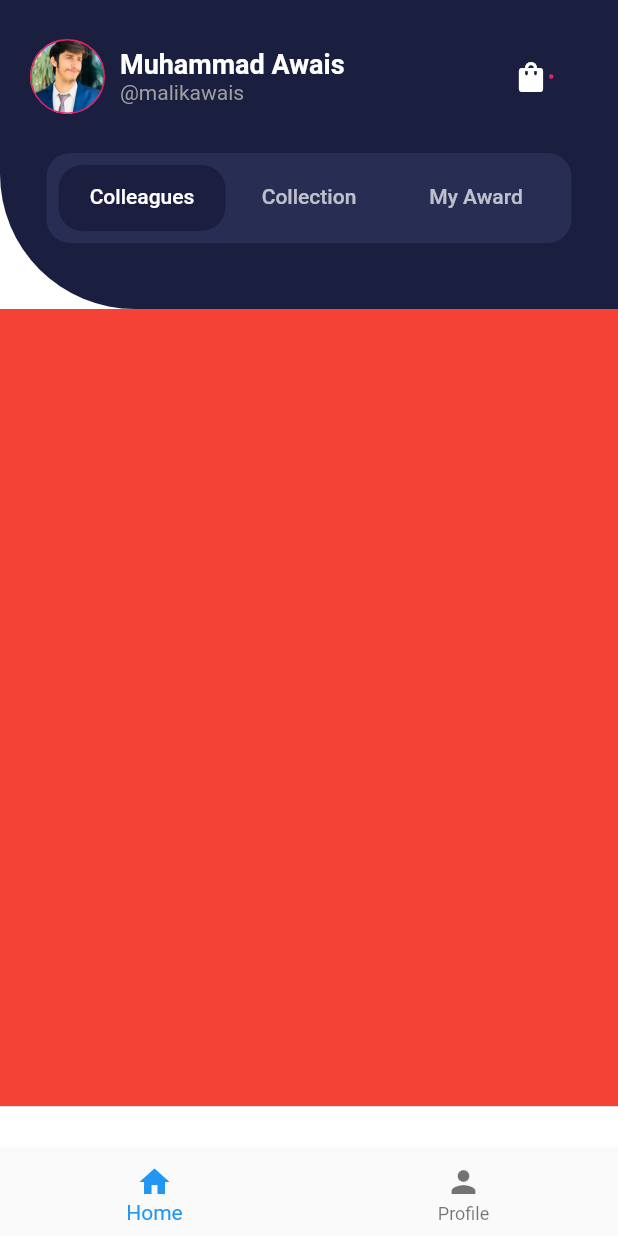
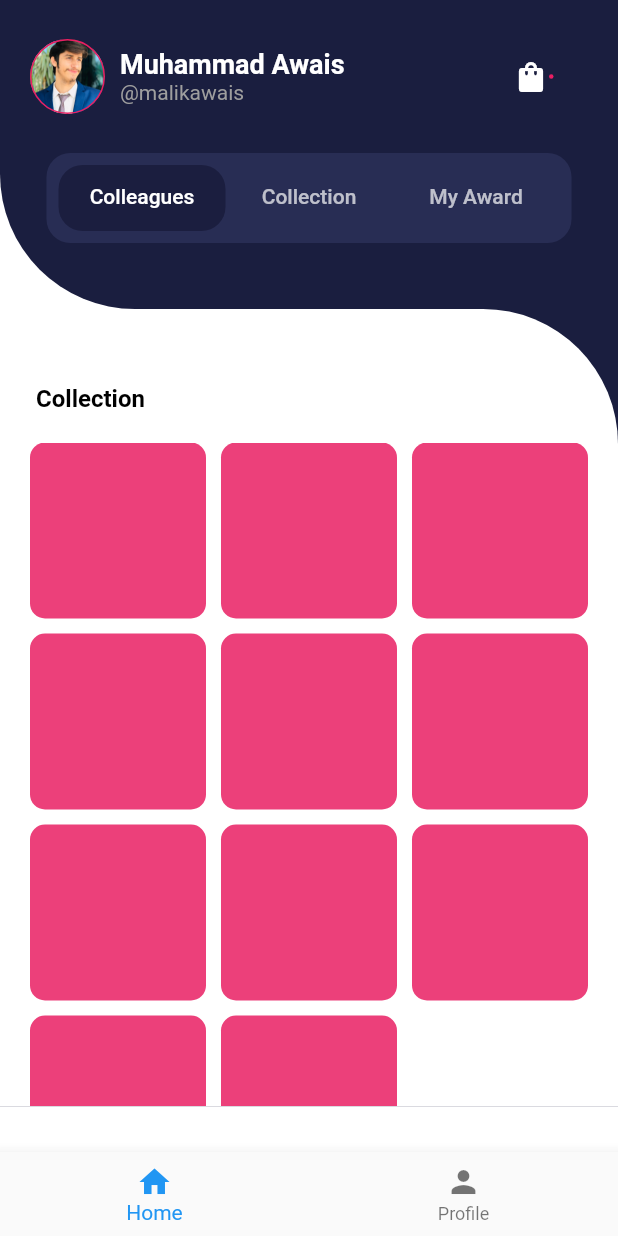
Before and after one commit to muhammadawaisyaseen/Ecommerce-UI-Design, a Flutter app: the screen it shows after launch, on a phone screen of 412 x 824 dp. Run offline on Flutter 3.47's test engine with Material 2 defaults, Android fonts, the phone set to English and light mode, and no system bars.

```diff
--- a/lib/screens/products_screen.dart
+++ b/lib/screens/products_screen.dart
@@ -1,3 +1,7 @@
+import 'package:e_commerce_ui/screens/tabs/colleagues_tab.dart';
+import 'package:e_commerce_ui/screens/tabs/collection_tab.dart';
+import 'package:e_commerce_ui/screens/tabs/myaward_tab.dart';
+import 'package:e_commerce_ui/screens/tabs/test.dart';
 import 'package:flutter/material.dart';
 import 'package:flutter/src/widgets/container.dart';
 import 'package:flutter/src/widgets/framework.dart';
@@ -18,6 +22,7 @@ class ProductsPage extends StatelessWidget {
           body: Container(
             color: Colors.white,
             child: Column(
+              // mainAxisAlignment: MainAxisAlignment.start,
               children: [
                 // 1st Child
                 Container(
@@ -137,43 +142,29 @@ class ProductsPage extends StatelessWidget {
                         color: Colors.white,
                         borderRadius:
                             BorderRadius.only(topRight: Radius.circular(90))),
+                    child: Column(
+                      crossAxisAlignment: CrossAxisAlignment.start,
+                      children: [
+                        const Padding(
+                          padding: EdgeInsets.only(left: 24, top: 50),
+                          child: Text(
+                            'Collection',
+                            style: TextStyle(
+                                color: Colors.black,
+                                fontWeight: FontWeight.bold,
+                                fontSize: 16),
+                          ),
+                        ),
+                        Expanded(
                           child: TabBarView(children: [
-                            Container(
-                              color: Colors.red,
+                            TestTab(),
+                            CollectionTab(),
+                            MyAwardTab(),
+                          ]),
                         ),
-                            Container(
-                              color: Colors.green,
+
+                      ],
                     ),
-                            Container(
-                              color: Colors.blue,
-                            )
-                          ]),
-                      // Column(
-                      //   crossAxisAlignment: CrossAxisAlignment.start,
-                      //   children: [
-                      //     Padding(
-                      //       padding: const EdgeInsets.only(left: 24, top: 40),
-                      //       child: Text(
-                      //         'Collection',
-                      //         style: TextStyle(
-                      //             color: Colors.black,
-                      //             fontWeight: FontWeight.bold,
-                      //             fontSize: 16),
-                      //       ),
-                      //     ),
-                          // TabBarView(children: [
-                          //   Container(
-                          //     color: Colors.red,
-                          //   ),
-                          //   Container(
-                          //     color: Colors.green,
-                          //   ),
-                          //   Container(
-                          //     color: Colors.blue,
-                          //   )
-                          // ]),
-                      //   ],
-                      // ),
                   ),
                 ),
               ],
--- /dev/null
+++ b/lib/screens/tabs/test.dart
@@ -0,0 +1,30 @@
+import 'package:flutter/cupertino.dart';
+import 'package:flutter/material.dart';
+import 'package:flutter/src/widgets/container.dart';
+import 'package:flutter/src/widgets/framework.dart';
+// import 'package:flutter_staggered_grid_view/flutter_staggered_grid_view.dart';
+
+class TestTab extends StatelessWidget {
+  const TestTab({super.key});
+
+  @override
+  Widget build(BuildContext context) {
+    return Padding(
+      padding: const EdgeInsets.only(left: 20, right: 20, top: 20),
+      child: GridView.builder(
+        itemCount: 11,
+        gridDelegate: SliverGridDelegateWithFixedCrossAxisCount(
+            crossAxisCount: 3, crossAxisSpacing: 10, mainAxisSpacing: 10),
+        itemBuilder: (context, index) {
+          return Container(
+            decoration: BoxDecoration(
+              color: Colors.pink[400],
+              borderRadius: BorderRadius.circular(10),
+            ),
+
+          );
+        },
+      ),
+    );
+  }
+}
--- a/pubspec.yaml
+++ b/pubspec.yaml
@@ -36,6 +36,7 @@ dependencies:
   # The following adds the Cupertino Icons font to your application.
   # Use with the CupertinoIcons class for iOS style icons.
   cupertino_icons: ^1.0.2
+  flutter_staggered_grid_view: ^0.6.2
 
 dev_dependencies:
   flutter_test:
```
Also changed, not shown: lib/screens/tabs/colleagues_tab.dart (added, +73 -0 lines), lib/screens/tabs/collection_tab.dart (added, +25 -0 lines), lib/screens/tabs/myaward_tab.dart (added, +24 -0 lines), assets/images/pent.png (added), assets/images/shirt.png (added), pubspec.lock. Lines whose indentation alone changed are shown as unchanged.
